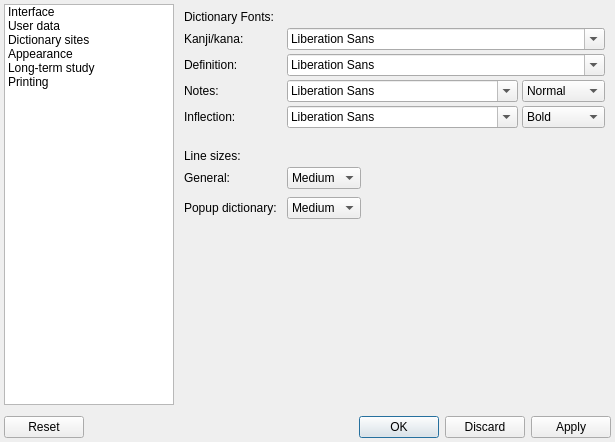
First picture: the form in settingsform.ui, repository z1dev/zkanji, before the edit.
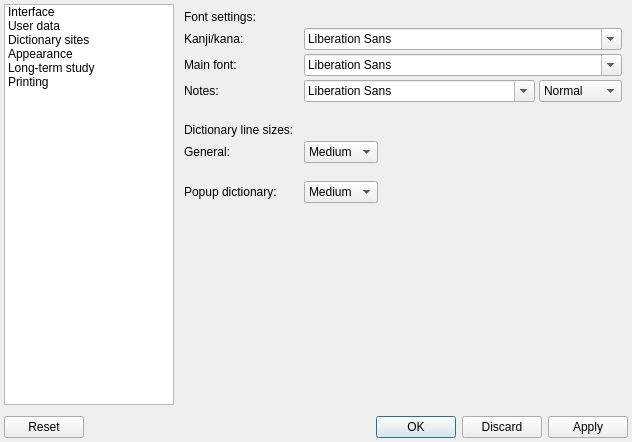
Second picture: the form after the edit. The open tabs and pages were chosen to show the change. Icons and pictures are not drawn. Custom widgets are drawn as their Qt base class.

Commit message: Renamed "definition font" to "main font" and removed "inflection font" from the settings. The main font will be used for displaying current inflection in dictionaries.

Patch:
```diff
--- a/settingsform.ui
+++ b/settingsform.ui
@@ -2632,7 +2632,7 @@
                  </sizepolicy>
                 </property>
                 <property name="text">
-                 <string>Dictionary Fonts:</string>
+                 <string>Font settings:</string>
                 </property>
                </widget>
               </item>
@@ -2659,7 +2659,7 @@
               <item row="2" column="0">
                <widget class="QLabel" name="label_54">
                 <property name="text">
-                 <string>Definition:</string>
+                 <string>Main font:</string>
                 </property>
                </widget>
               </item>
@@ -2727,64 +2727,7 @@
                 </item>
                </layout>
               </item>
-              <item row="4" column="0">
-               <widget class="QLabel" name="label_115">
-                <property name="text">
-                 <string>Inflection:</string>
-                </property>
-               </widget>
-              </item>
               <item row="4" column="1">
-               <layout class="QHBoxLayout" name="horizontalLayout_22">
-                <property name="spacing">
-                 <number>4</number>
-                </property>
-                <item>
-                 <widget class="QFontComboBox" name="extraFontCBox">
-                  <property name="sizePolicy">
-                   <sizepolicy hsizetype="Expanding" vsizetype="Fixed">
-                    <horstretch>0</horstretch>
-                    <verstretch>0</verstretch>
-                   </sizepolicy>
-                  </property>
-                 </widget>
-                </item>
-                <item>
-                 <widget class="QComboBox" name="extraStyleCBox">
-                  <property name="sizePolicy">
-                   <sizepolicy hsizetype="Fixed" vsizetype="Fixed">
-                    <horstretch>0</horstretch>
-                    <verstretch>0</verstretch>
-                   </sizepolicy>
-                  </property>
-                  <property name="currentIndex">
-                   <number>1</number>
-                  </property>
-                  <item>
-                   <property name="text">
-                    <string>Normal</string>
-                   </property>
-                  </item>
-                  <item>
-                   <property name="text">
-                    <string>Bold</string>
-                   </property>
-                  </item>
-                  <item>
-                   <property name="text">
-                    <string>Italic</string>
-                   </property>
-                  </item>
-                  <item>
-                   <property name="text">
-                    <string>Bold Italic</string>
-                   </property>
-                  </item>
-                 </widget>
-                </item>
-               </layout>
-              </item>
-              <item row="5" column="1">
                <spacer name="verticalSpacer_15">
                 <property name="orientation">
                  <enum>Qt::Vertical</enum>
@@ -2800,21 +2743,21 @@
                 </property>
                </spacer>
               </item>
-              <item row="6" column="0">
+              <item row="5" column="0">
                <widget class="QLabel" name="label_48">
                 <property name="text">
-                 <string>Line sizes:</string>
+                 <string>Dictionary line sizes:</string>
                 </property>
                </widget>
               </item>
-              <item row="7" column="0">
+              <item row="6" column="0">
                <widget class="QLabel" name="label_49">
                 <property name="text">
                  <string>General:</string>
                 </property>
                </widget>
               </item>
-              <item row="7" column="1">
+              <item row="6" column="1">
                <widget class="QComboBox" name="dictSizeCBox">
                 <property name="sizePolicy">
                  <sizepolicy hsizetype="Fixed" vsizetype="Fixed">
@@ -2842,8 +2785,28 @@
                 </item>
                </widget>
               </item>
-              <item row="8" column="0" colspan="2">
-               <widget class="QWidget" name="widget_3" native="true"/>
+              <item row="7" column="0" colspan="2">
+               <widget class="fontPreviewWidget" name="fontPreview">
+                <property name="frameShape">
+                 <enum>QFrame::StyledPanel</enum>
+                </property>
+               </widget>
+              </item>
+              <item row="8" column="1">
+               <spacer name="verticalSpacer_29">
+                <property name="orientation">
+                 <enum>Qt::Vertical</enum>
+                </property>
+                <property name="sizeType">
+                 <enum>QSizePolicy::Fixed</enum>
+                </property>
+                <property name="sizeHint" stdset="0">
+                 <size>
+                  <width>20</width>
+                  <height>6</height>
+                 </size>
+                </property>
+               </spacer>
               </item>
               <item row="9" column="0">
                <widget class="QLabel" name="label_50">
@@ -5099,6 +5062,12 @@
    <extends>QComboBox</extends>
    <header>zcolorcombobox.h</header>
   </customwidget>
+  <customwidget>
+   <class>fontPreviewWidget</class>
+   <extends>QFrame</extends>
+   <header>settingsform.h</header>
+   <container>1</container>
+  </customwidget>
  </customwidgets>
  <tabstops>
   <tabstop>pagesTree</tabstop>
```
Left out of the diff: 16 changed lines with no effect on the pictures. The commit also changes 5 other files.
